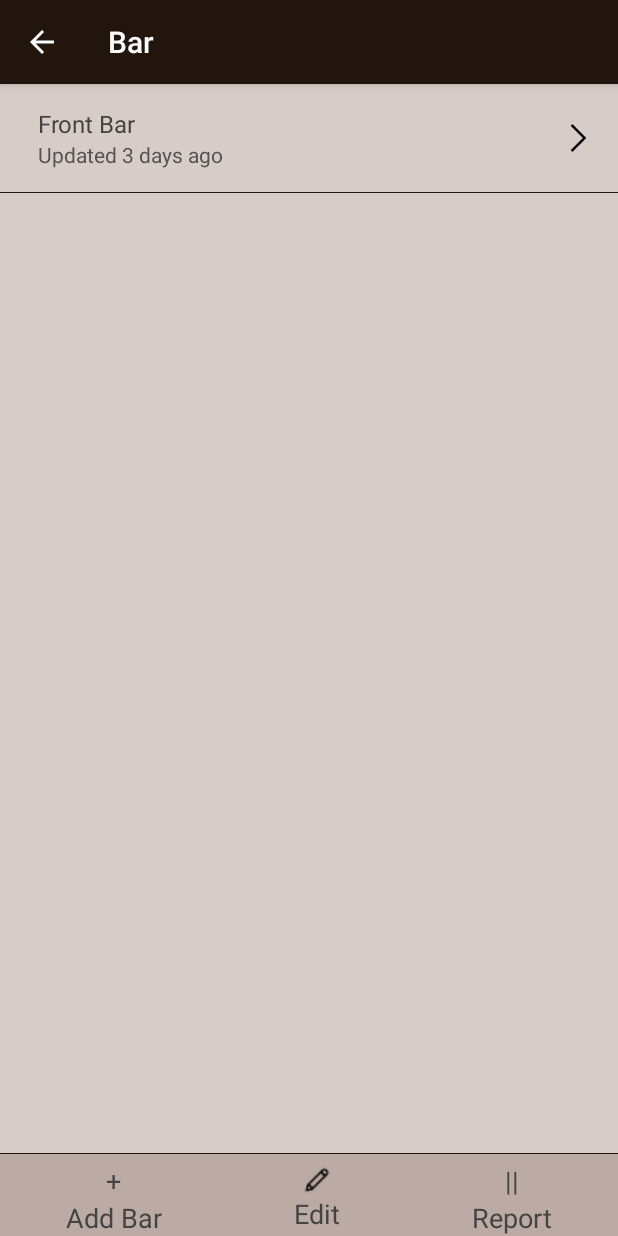
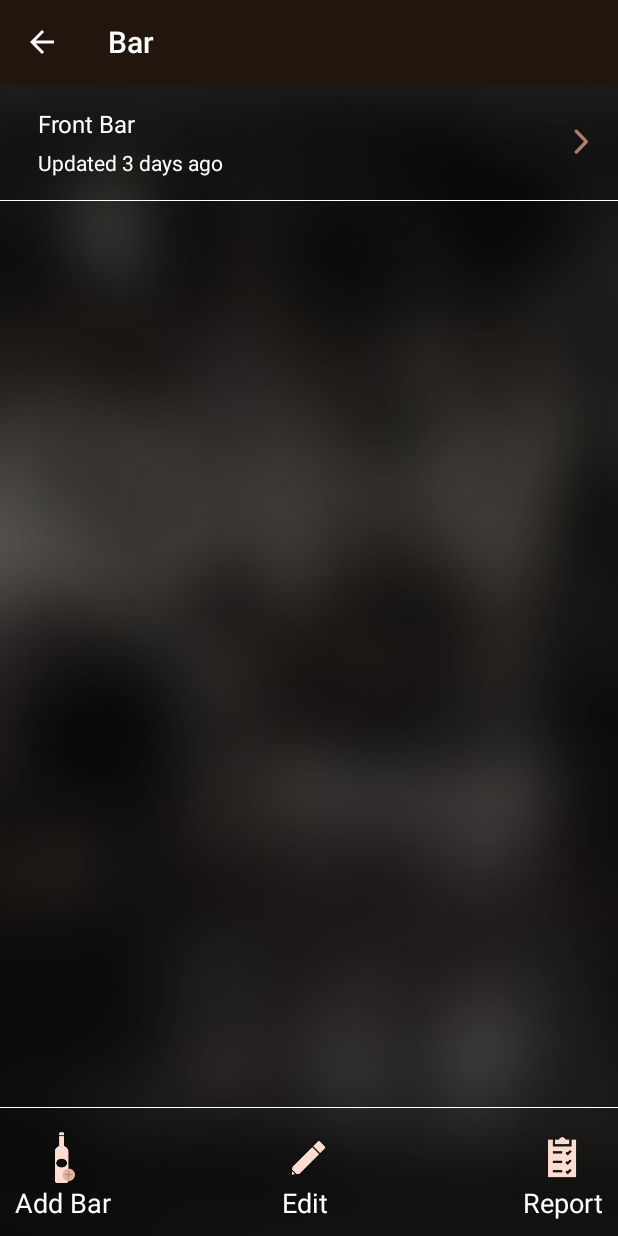
Before and after one commit to KyrosTechnologies/Bar, an Android app: the BarActivity screen opened directly, with no data from a screen before it, on a phone screen of 412 x 824 dp. Run offline under Robolectric (Android 15) with nearby library versions, the phone set to English and light mode, and no system bars.

Commit message:
Latest Design

```diff
--- a/app/src/main/res/layout/activity_bar.xml
+++ b/app/src/main/res/layout/activity_bar.xml
@@ -5,7 +5,7 @@
     android:layout_width="match_parent"
     android:layout_height="match_parent"
     android:orientation="vertical"
-    android:background="@color/backgroundcolor"
+    android:background="@drawable/splash"
     tools:context="com.kyros.technologies.bar.BarActivity">
     <LinearLayout
         android:layout_width="match_parent"
@@ -23,31 +23,31 @@
             android:layout_width="wrap_content"
             android:layout_height="wrap_content"
             android:id="@+id/front_bar"
+            android:layout_marginLeft="25dp"
             android:layout_gravity="center"
             android:orientation="vertical"
             android:layout_weight="1">
             <TextView
                 android:layout_width="wrap_content"
                 android:layout_height="wrap_content"
-                android:layout_marginLeft="25dp"
                 android:text="Front Bar"
-                android:textColor="@color/lightblack"
+                android:textColor="@color/white"
                 android:textSize="16sp"/>
             <TextView
                 android:layout_width="match_parent"
                 android:layout_height="wrap_content"
-                android:layout_marginLeft="25dp"
                 android:text="Updated 3 days ago"
-                android:textColor="@color/verlightblack"
+                android:layout_marginTop="5dp"
+                android:textColor="@color/white"
                 android:textSize="14sp"
                />
 
         </LinearLayout>
 
             <ImageView
-                android:layout_width="25dp"
-                android:layout_height="25dp"
-                android:src="@drawable/forward_50"
+                android:layout_width="18dp"
+                android:layout_height="18dp"
+                android:src="@drawable/rightarrow"
                 android:layout_gravity="center"
                 android:layout_marginRight="15dp"/>
 
@@ -55,91 +55,94 @@
 
         <View
             android:layout_width="match_parent"
-            android:layout_height="0.5dp"
-            android:background="@color/colorPrimary"
+            android:layout_height="0.2dp"
+            android:background="@color/edittext"
             android:layout_marginTop="5dp"/>
 
     </LinearLayout>
 
     <LinearLayout
         android:layout_width="match_parent"
-        android:layout_height="55dp"
+        android:layout_height="wrap_content"
         android:orientation="vertical"
-        android:background="@color/linear_part"
         android:layout_alignParentBottom="true"
         android:layout_alignParentStart="true">
+
         <View
             android:layout_width="match_parent"
-            android:layout_height="0.5dp"
+            android:layout_height="0.2dp"
             android:layout_marginBottom="5dp"
-            android:background="@color/colorPrimary"/>
-        <LinearLayout
+            android:background="@color/edittext"/>
+
+        <FrameLayout
             android:layout_width="match_parent"
             android:layout_height="wrap_content"
-            android:weightSum="150"
-            android:orientation="horizontal">
+            android:layout_margin="10dp">
+
         <LinearLayout
             android:layout_width="wrap_content"
             android:layout_height="wrap_content"
             android:id="@+id/add_bar_acti"
-            android:layout_weight="50"
-            android:layout_gravity="center"
-            android:gravity="center"
+            android:layout_gravity="start|center"
             android:orientation="vertical">
+
+            <ImageView
+                android:layout_width="35dp"
+                android:layout_height="35dp"
+                android:layout_gravity="center"
+                android:src="@drawable/bottle"/>
+
         <TextView
             android:layout_width="wrap_content"
             android:layout_height="wrap_content"
-            android:textColor="@color/lightblack"
-            android:textSize="18sp"
-            android:text="+"/>
-        <TextView
-            android:layout_width="wrap_content"
-            android:layout_height="wrap_content"
-            android:textColor="@color/lightblack"
+            android:textColor="@color/white"
             android:textSize="18sp"
             android:text="Add Bar"/>
+
         </LinearLayout>
+
         <LinearLayout
             android:layout_width="wrap_content"
             android:layout_height="wrap_content"
-            android:layout_weight="50"
             android:layout_gravity="center"
-            android:gravity="center"
             android:orientation="vertical">
+
             <ImageView
-                android:layout_width="wrap_content"
-                android:layout_height="wrap_content"
-                android:textColor="@color/lightblack"
-                android:textSize="18sp"
-                android:src="@drawable/edit_20"/>
+                android:layout_width="35dp"
+                android:layout_height="35dp"
+                android:layout_gravity="center"
+                android:src="@drawable/edit"/>
+
             <TextView
                 android:layout_width="wrap_content"
                 android:layout_height="wrap_content"
-                android:textColor="@color/lightblack"
+                android:textColor="@color/white"
                 android:textSize="18sp"
                 android:text="Edit"/>
+
         </LinearLayout>
+
         <LinearLayout
             android:layout_width="wrap_content"
             android:layout_height="wrap_content"
-            android:layout_weight="50"
-            android:layout_gravity="center"
-            android:gravity="center"
+            android:layout_gravity="end|center"
             android:orientation="vertical">
+            <ImageView
+                android:layout_width="35dp"
+                android:layout_height="35dp"
+                android:layout_gravity="center"
+                android:src="@drawable/report"/>
             <TextView
                 android:layout_width="wrap_content"
                 android:layout_height="wrap_content"
-                android:textColor="@color/lightblack"
-                android:textSize="18sp"
-                android:text="||"/>
-            <TextView
-                android:layout_width="wrap_content"
-                android:layout_height="wrap_content"
-                android:textColor="@color/lightblack"
+                android:textColor="@color/white"
                 android:textSize="18sp"
                 android:text="Report"/>
+
         </LinearLayout>
-        </LinearLayout>
+
+        </FrameLayout>
+
     </LinearLayout>
 
 </RelativeLayout>
```
Also changed, not shown: app/src/main/res/drawable/rightarrow.png (added).
